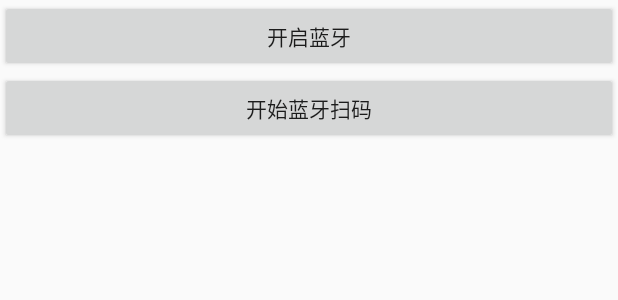
After one commit to wintonBy/Demo, an Android app: the layout act_bluetooth.xml on its own in the app's theme, with its tools: preview values and no code run, on a phone screen of 412 x 824 dp. The commit adds this screen. Shown: the top 300 px of the screen. Run offline under Robolectric (Android 15) with nearby library versions, the phone set to English and light mode, and no system bars.

Commit message:
蓝牙Demo

```diff
--- a/app/src/main/AndroidManifest.xml
+++ b/app/src/main/AndroidManifest.xml
@@ -5,6 +5,11 @@
 
     <uses-permission android:name="android.permission.WRITE_EXTERNAL_STORAGE"/>
     <uses-permission android:name="android.permission.MOUNT_UNMOUNT_FILESYSTEMS"/>
+    <!--蓝牙-->
+    <uses-permission android:name="android.permission.BLUETOOTH"/>
+    <uses-permission android:name="android.permission.BLUETOOTH_ADMIN"/>
+    <uses-feature android:name="android.hardware.location.gps" />
+    <uses-permission android:name="android.permission.ACCESS_COARSE_LOCATION"/>
 
     <application
         android:allowBackup="true"
@@ -56,6 +61,7 @@
 
             />
         <activity android:name=".BigImageActivity"/>
+        <activity android:name=".BluetoothDemoActivity" />
 
         <provider
             android:authorities="com.winton.demo.provider"
--- a/app/src/main/java/com/winton/demo/IndexActivity.java
+++ b/app/src/main/java/com/winton/demo/IndexActivity.java
@@ -87,6 +87,9 @@ public class IndexActivity extends BaseActivity {
 
         Intent intent15 = new Intent(this,BigImageActivity.class);
         mSource.add(new DemoBean("BigImage",intent15));
+
+        Intent intent16 = new Intent(this,BluetoothDemoActivity.class);
+        mSource.add(new DemoBean("Bluetooth",intent16));
     }
 
     @Override
--- /dev/null
+++ b/app/src/main/res/layout/act_bluetooth.xml
@@ -0,0 +1,22 @@
+<?xml version="1.0" encoding="utf-8"?>
+<LinearLayout
+    xmlns:android="http://schemas.android.com/apk/res/android"
+    android:layout_width="match_parent"
+    android:orientation="vertical"
+    android:layout_height="match_parent">
+
+    <Button
+        android:id="@+id/bt_open"
+        android:text="开启蓝牙"
+        android:layout_width="match_parent"
+        android:layout_height="wrap_content" />
+    <Button
+        android:id="@+id/bt_scan"
+        android:text="开始蓝牙扫码"
+        android:layout_width="match_parent"
+        android:layout_height="wrap_content" />
+    <TextView
+        android:id="@+id/tv_result"
+        android:layout_width="match_parent"
+        android:layout_height="wrap_content" />
+</LinearLayout>
```
Also changed, not shown: app/src/main/java/com/winton/demo/BluetoothDemoActivity.kt (added, +155 -0 lines).
